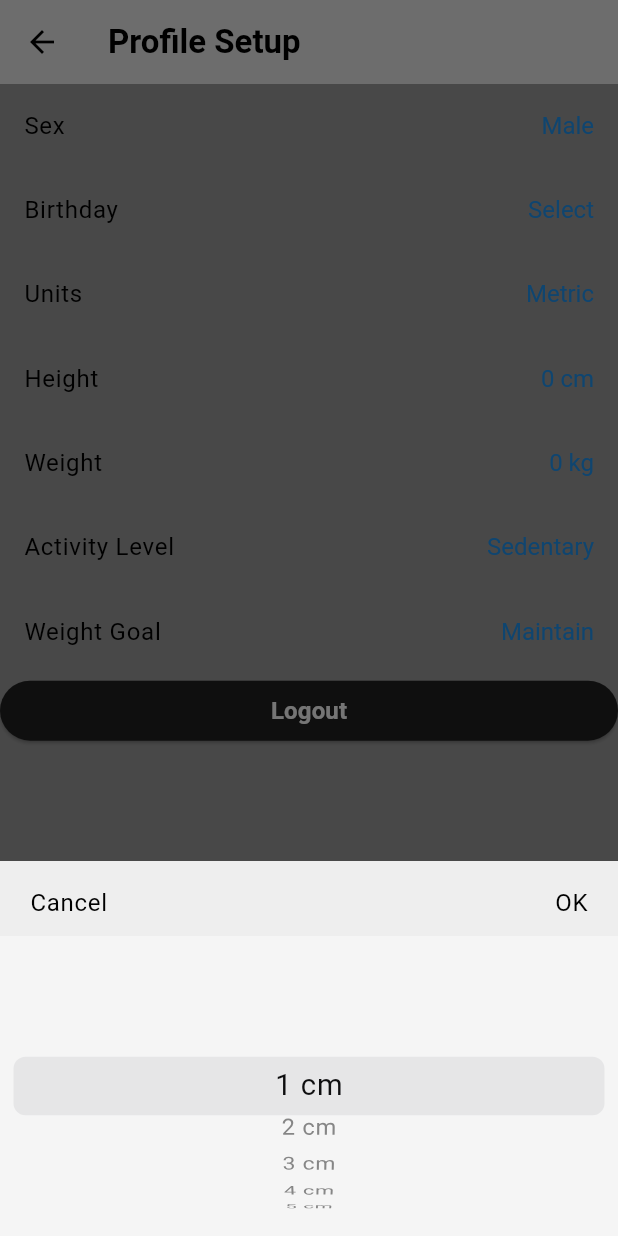
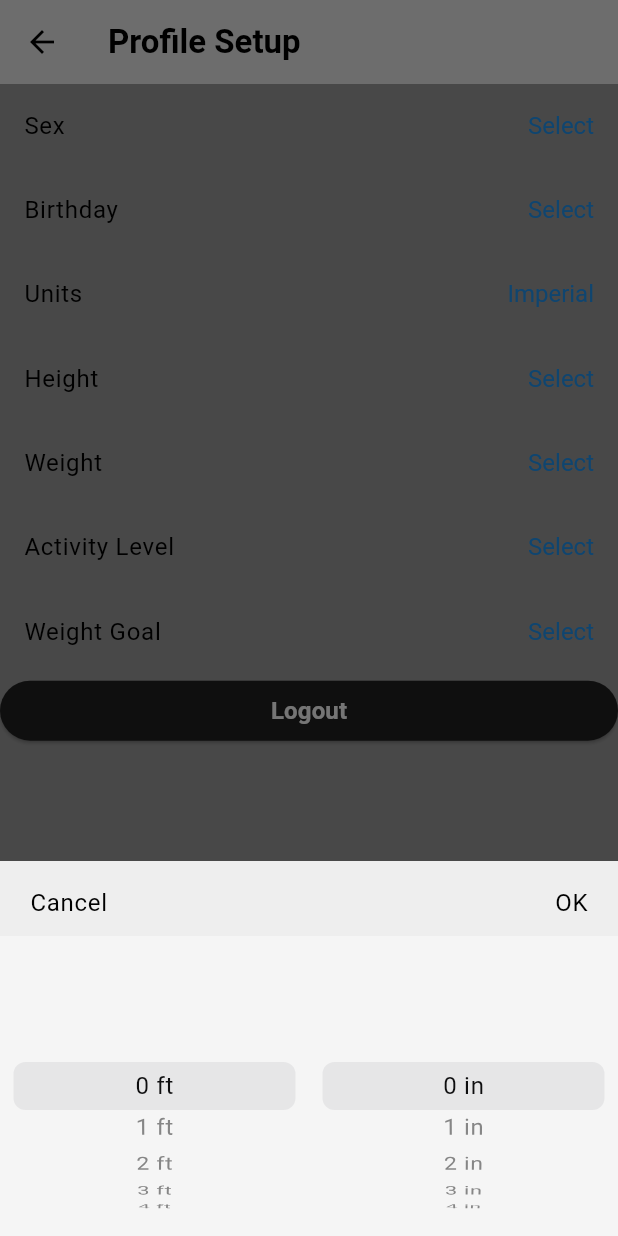
Before and after one commit to youngbryanyu/Fitnesse, a Flutter app: the EnterBiometricsPage screen opened directly, after a tap on "Height", on a phone screen of 412 x 824 dp. Run offline on Flutter 3.47's test engine with Material 3 defaults, Android fonts, the light colour scheme and no system bars; our stand-ins replace dio, firebase_auth, firebase_core, flutter_riverpod, google_sign_in, realm; accounts and stored records are empty; generated files the repository leaves out were written again; network calls fail.

Commit message:
use cm and lbs for precision

```diff
--- a/frontend/lib/features/onboarding/pages/enter_biometrics_page.dart
+++ b/frontend/lib/features/onboarding/pages/enter_biometrics_page.dart
@@ -17,18 +17,10 @@ class EnterBiometricsPage extends ConsumerStatefulWidget {
 }
 
 class _EnterBiometricsPageState extends ConsumerState<EnterBiometricsPage> {
-  // TODO: set all values initially to "select, then enforce that they must be selected"
-  String selectedSex = 'Male';
-  DateTime? selectedBirthday;
-  String selectedUnit = 'Metric';
-  int selectedHeight = 0; // Default in cm for metric
-  int selectedWeight = 0; // Default in kg for metric
-  String selectedActivityLevel = 'Sedentary';
-  String selectedWeightGoal = 'Maintain';
-
-  // Define lists for the picker data
-  final List<String> sexOptions = ['Male', 'Female', 'Other'];
-  final List<String> unitOptions = ['Metric', 'Imperial'];
+  // Define lists for the picker data.
+  // TODO: move these somewhere to integrate with User schema (check backend too)
+  final List<String> sexOptions = ['Male', 'Female'];
+  final List<String> unitOptions = ['Imperial', 'Metric'];
   final List<String> activityLevelOptions = [
     'Sedentary',
     'Lightly Active',
@@ -37,6 +29,15 @@ class _EnterBiometricsPageState extends ConsumerState<EnterBiometricsPage> {
     'Extremely Active'
   ];
   final List<String> weightGoalOptions = ['Lose', 'Gain', 'Maintain'];
+
+  // TODO: set all values initially to "select, then enforce that they must be selected"
+  String selectedSex = 'Select';
+  DateTime? selectedBirthday;
+  String selectedUnit = 'Imperial';
+  int selectedHeight = -1; // Default in cm for more precision over in
+  int selectedWeight = -1; // Default in lbs for more precision over kg
+  String selectedActivityLevel = 'Select';
+  String selectedWeightGoal = 'Select';
 
   void signOutUser(WidgetRef ref) async {
     FirebaseAuth.instance.signOut();
@@ -102,8 +103,12 @@ class _EnterBiometricsPageState extends ConsumerState<EnterBiometricsPage> {
             ),
             buildCustomListTile(
               'Height',
-              formatHeight(selectedHeight,
-                  selectedUnit), // Use the helper function for formatting
+              selectedHeight == -1
+                  ? 'Select'
+                  : formatHeight(
+                      selectedHeight,
+                      selectedUnit,
+                    ), // Use the helper function for formatting
               () {
                 showHeightPicker(context);
               },
@@ -111,7 +116,12 @@ class _EnterBiometricsPageState extends ConsumerState<EnterBiometricsPage> {
             ),
             buildCustomListTile(
               'Weight',
-              '$selectedWeight ${selectedUnit == "Metric" ? "kg" : "lbs"}',
+              selectedWeight == -1
+                  ? 'Select'
+                  : formatWeight(
+                      selectedWeight,
+                      selectedUnit,
+                    ),
               () {
                 showWeightPicker(context);
               },
@@ -171,6 +181,16 @@ class _EnterBiometricsPageState extends ConsumerState<EnterBiometricsPage> {
       final int inches = totalInches % 12;
 
       return "$feet' $inches\"";
+    }
+  }
+
+  String formatWeight(int weightLbs, String unit) {
+    if (unit == "Imperial") {
+      return "$weightLbs lbs";
+    } else {
+      final int weightKg = (weightLbs / 2.2).round();
+
+      return "$weightKg kg";
     }
   }
 
@@ -287,14 +307,17 @@ class _EnterBiometricsPageState extends ConsumerState<EnterBiometricsPage> {
     List<int> inchesOptions =
         List.generate(12, (index) => index); // 0-11 inches
 
+    int selectedIndex = selectedHeight;
     // Convert selectedHeight to feet and inches if Imperial
     int feet = 0;
     int inches = 0;
     if (selectedUnit == 'Imperial') {
       double totalInches = selectedHeight / 2.54; // Convert cm to inches
       feet = totalInches ~/ 12;
-      inches = (totalInches % 12).round();
+      inches = (totalInches.round() % 12).round();
     }
+
+    // TODO create helper for conversion
 
     showModalBottomSheet(
       context: context,
@@ -324,11 +347,14 @@ class _EnterBiometricsPageState extends ConsumerState<EnterBiometricsPage> {
                       onPressed: () {
                         Navigator.of(context).pop();
                         // Convert feet and inches back to cm and set selectedHeight
-                        if (selectedUnit == 'Imperial') {
-                          selectedHeight =
-                              (((feet * 12) + inches) * 2.54).round();
-                        }
-                        setState(() {});
+                        setState(() {
+                          if (selectedUnit == 'Imperial') {
+                            selectedHeight = (((feet * 12) + inches) * 2.54)
+                                .round(); // convert to CM
+                          } else {
+                            selectedHeight = selectedIndex; // use CM
+                          }
+                        });
                       },
                     ),
                   ],
@@ -384,12 +410,15 @@ class _EnterBiometricsPageState extends ConsumerState<EnterBiometricsPage> {
                           backgroundColor:
                               Theme.of(context).colorScheme.background,
                           itemExtent: 32.0,
+                          scrollController: FixedExtentScrollController(
+                            initialItem: selectedIndex,
+                          ),
                           onSelectedItemChanged: (int index) {
-                            // Assuming you have a method to convert cm to the selectedHeight
-                            selectedHeight = index + 1; // cm starts at 1
+                            selectedIndex =
+                                index; // Temporarily store new index
                           },
                           children: List.generate(
-                                  500, (index) => index + 1) // Up to 500 cm
+                                  501, (index) => index) // Up to 500 cm
                               .map((cm) => Center(
                                   child: Text('$cm cm',
                                       style: Theme.of(context)
@@ -412,8 +441,10 @@ class _EnterBiometricsPageState extends ConsumerState<EnterBiometricsPage> {
   void showWeightPicker(BuildContext context) {
     int maxValue =
         selectedUnit == 'Metric' ? 500 : 1100; // Max weight in kg or lbs
-    List<int> weightOptions = List.generate(maxValue, (index) => index + 1);
-    int selectedIndex = selectedWeight - 1; // Adjust based on zero indexing
+    List<int> weightOptions = List.generate(maxValue, (index) => index);
+    int selectedIndex = selectedUnit == 'Imperial'
+        ? selectedWeight
+        : (selectedWeight / 2.2).round(); // convert lbs to kg for metric
 
     showModalBottomSheet(
       context: context,
@@ -443,7 +474,12 @@ class _EnterBiometricsPageState extends ConsumerState<EnterBiometricsPage> {
                       onPressed: () {
                         Navigator.of(context).pop();
                         setState(() {
-                          selectedWeight = weightOptions[selectedIndex];
+                          if (selectedUnit == 'Metric') {
+                            selectedWeight = (selectedIndex * 2.2)
+                                .round(); // convert kg to lbs
+                          } else {
+                            selectedWeight = selectedIndex; // already in lbs
+                          }
                         });
                       },
                     ),
@@ -478,6 +514,8 @@ class _EnterBiometricsPageState extends ConsumerState<EnterBiometricsPage> {
     );
   }
 }
+
+// TODO: find make sure max values for weight and height conform to backend constraints
 
 // TODO: move to own component class
 Widget buildCustomListTile(
--- a/frontend/lib/features/onboarding/pages/welcome_page.dart
+++ b/frontend/lib/features/onboarding/pages/welcome_page.dart
@@ -35,7 +35,7 @@ class WelcomePage extends ConsumerWidget {
 
                 /* Next page button */
                 SmallRoundButton(
-                  title: "Next",
+                  title: "Continue",
                   onPressed: () {
                     ref.read(onboardingPageStateProvider.notifier).state =
                         OnboardingPageState.enterBiometrics;
```
